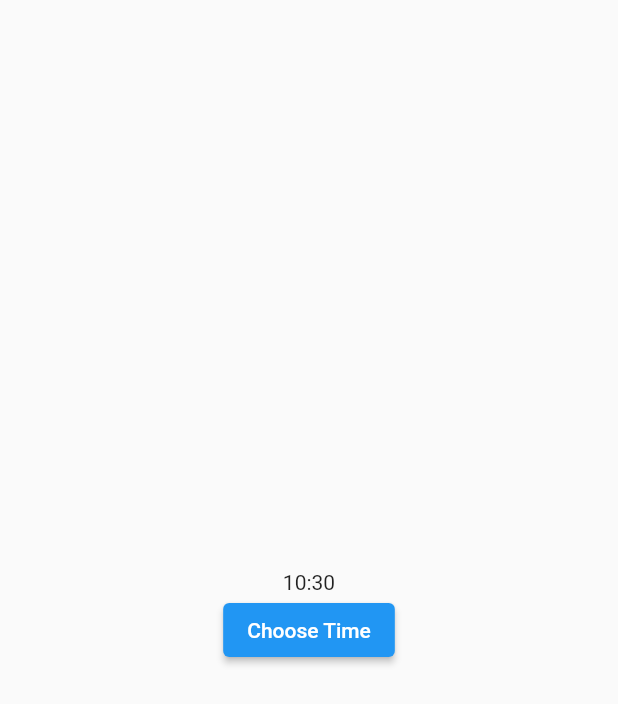
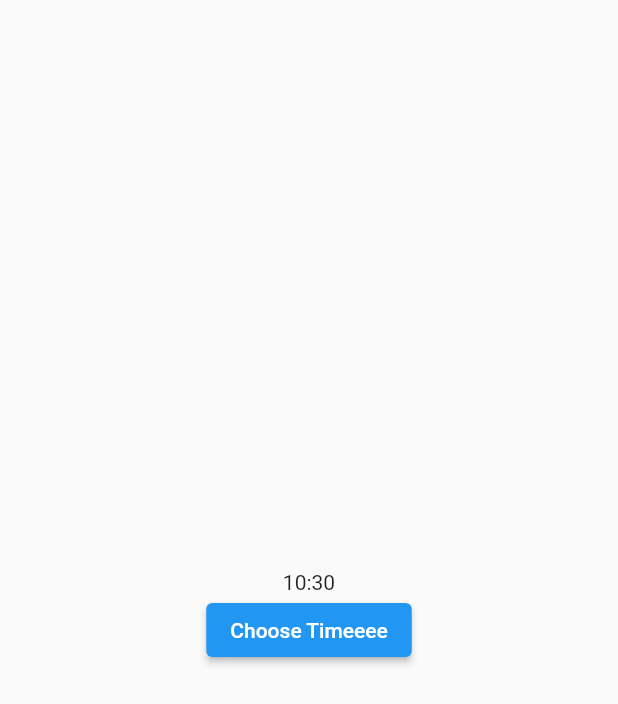
Before and after one commit to zalkary4/flutter_widgets_collections_02, a Flutter app: the TimePickerWidget01 widget shown alone on an empty page, opened directly, on a phone screen of 412 x 824 dp. Shown: the top 704 px of the screen. Run offline on Flutter 3.47's test engine with Material 2 defaults, Android fonts, the phone set to English and light mode, and no system bars; network calls fail; key blocks and very long unbroken strings in the code were emptied for the run.

Commit message:
W time picker

```diff
--- a/lib/time_picker_widget01.dart
+++ b/lib/time_picker_widget01.dart
@@ -29,7 +29,7 @@ class _TimePickerWidget01State extends State<TimePickerWidget01> {
                 });
               }
             },
-            child: const Text('Choose Time'),
+            child: const Text('Choose Timeeee'),
           )
         ],
       ),
```
